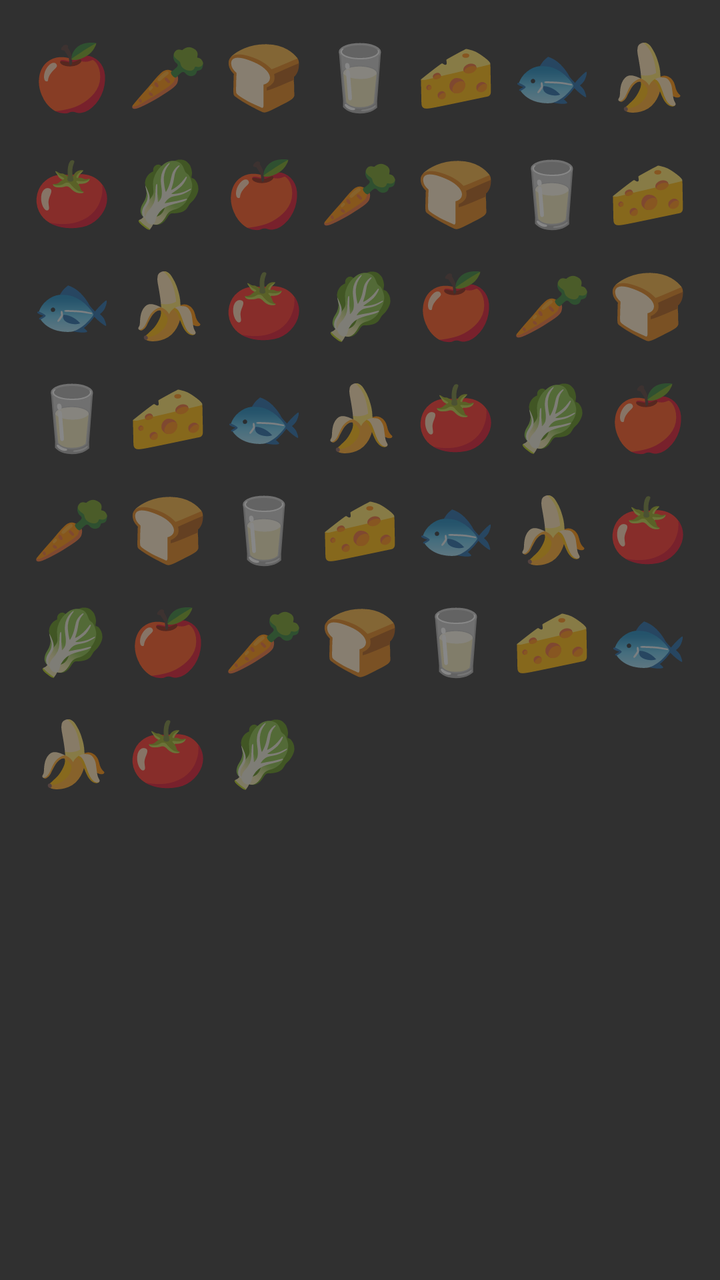
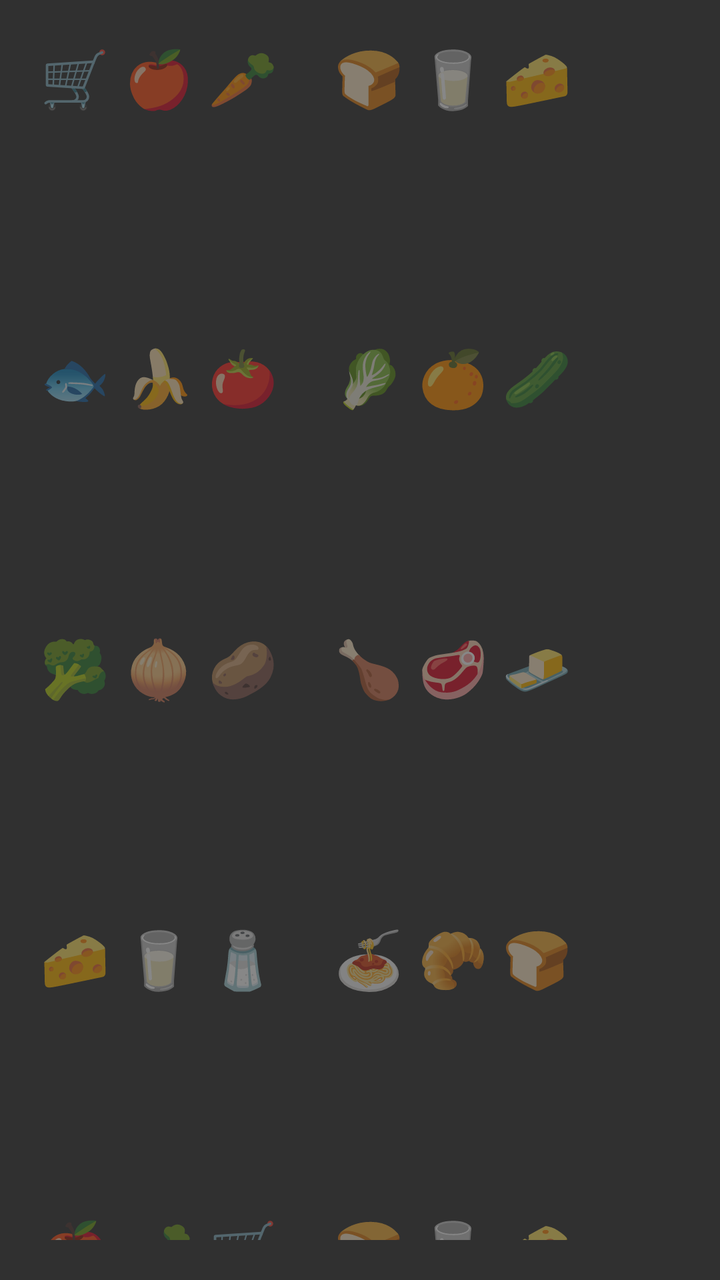

Before-and-after screenshots of an Android layout around one commit, followed by the original layout XML and the change that was made.
<!-- AndroidManifest.xml: application theme Theme.MarkaLista -->
<!-- res/layout/wallpaper_background.xml -->
<?xml version="1.0" encoding="utf-8"?>
<FrameLayout xmlns:android="http://schemas.android.com/apk/res/android"
    android:layout_width="match_parent"
    android:layout_height="match_parent">

    <TextView
        android:layout_width="match_parent"
        android:layout_height="match_parent"
        android:text="🍎 🥕 🍞 🥛 🧀 🐟 🍌 🍅 🥬 🍎 🥕 🍞 🥛 🧀 🐟 🍌 🍅 🥬 🍎 🥕 🍞 🥛 🧀 🐟 🍌 🍅 🥬 🍎 🥕 🍞 🥛 🧀 🐟 🍌 🍅 🥬 🍎 🥕 🍞 🥛 🧀 🐟 🍌 🍅 🥬"
        android:textSize="32sp"
        android:gravity="start|top"
        android:padding="16dp"
        android:lineSpacingMultiplier="1.5"
        android:alpha="0.42"
        android:textColor="#FFFFFF" />
</FrameLayout>
<!-- resources referenced by this layout -->
<resources>
  <style name="Theme.MarkaLista" parent="Theme.AppCompat.NoActionBar">
          <item name="colorPrimary">@color/black</item>
          <item name="colorPrimaryDark">@color/black</item>
          <item name="colorAccent">@color/red</item>
      </style>
  <color name="black">#1a1a1a</color>
  <color name="red">#FF0000</color>
</resources>

<!-- the commit's change to res/layout/wallpaper_background.xml (unified diff, before → after) -->
@@ -6,11 +6,11 @@
     <TextView
         android:layout_width="match_parent"
         android:layout_height="match_parent"
-        android:text="🍎 🥕 🍞 🥛 🧀 🐟 🍌 🍅 🥬 🍎 🥕 🍞 🥛 🧀 🐟 🍌 🍅 🥬 🍎 🥕 🍞 🥛 🧀 🐟 🍌 🍅 🥬 🍎 🥕 🍞 🥛 🧀 🐟 🍌 🍅 🥬 🍎 🥕 🍞 🥛 🧀 🐟 🍌 🍅 🥬"
-        android:textSize="32sp"
+        android:text="🛒 🍎 🥕    🍞 🥛 🧀\n\n🐟 🍌 🍅    🥬 🍊 🥒\n\n🥦 🧅 🥔    🍗 🥩 🧈\n\n🧀 🥛 🧂    🍝 🥐 🍞\n\n🍎 🥕 🛒    🍞 🥛 🧀\n\n🐟 🍌 🍅    🥬 🍊 🥒"
+        android:textSize="28sp"
         android:gravity="start|top"
-        android:padding="16dp"
-        android:lineSpacingMultiplier="1.5"
+        android:padding="20dp"
+        android:lineSpacingMultiplier="2.2"
         android:alpha="0.42"
         android:textColor="#FFFFFF" />
 </FrameLayout>
